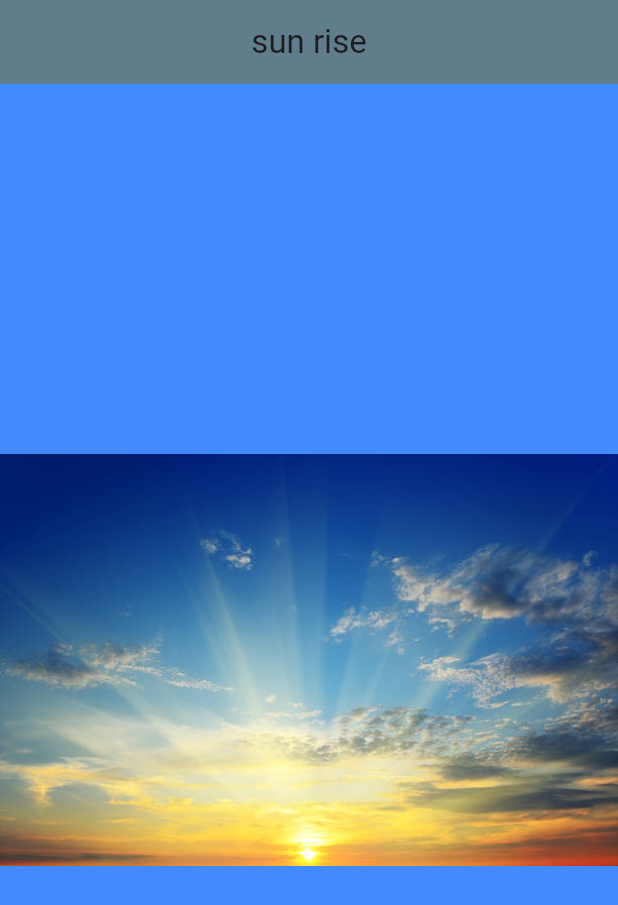
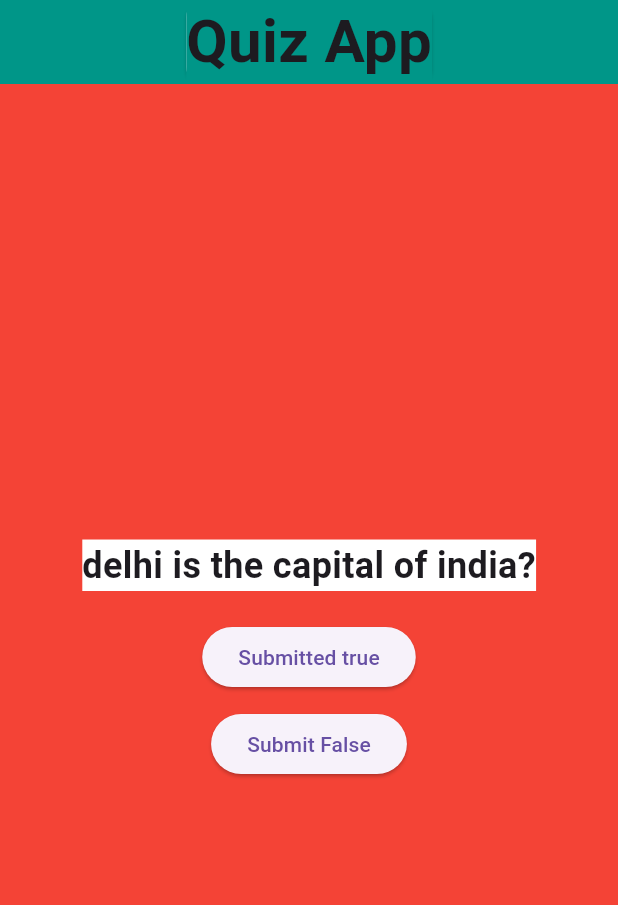
Before and after one commit to vishvas357/myprojects, a Flutter app: the screen it shows after launch, on a phone screen of 412 x 824 dp. Shown: the top 905 px of the screen. Run offline on Flutter 3.47's test engine with Material 3 defaults, Android fonts, the light colour scheme and no system bars.

Commit message:
quiz app (color and size)

```diff
--- a/lib/main.dart
+++ b/lib/main.dart
@@ -3,21 +3,71 @@ import 'dart:ui';
 import 'package:flutter/material.dart';
 
 void main() {
-  runApp(
-    MaterialApp(
+  runApp(VSJApp());
+}
+
+class VSJApp extends StatelessWidget {
+  @override
+  Widget build(BuildContext context) {
+    // TODO: implement build
+    return MaterialApp(
         home: Scaffold(
-        backgroundColor: Colors.blueAccent,
       appBar: AppBar(
+        backgroundColor: Colors.teal,
+        title: Card(
+            child: Text(
+          "Quiz App",
+          style: TextStyle(
+              fontSize: 40,
+              fontWeight: FontWeight.bold,
+              backgroundColor: Colors.teal),
+        )),
         centerTitle: true,
-          title: Text("sun rise"),
-          backgroundColor: Colors.blueGrey,
       ),
-        body: const Center(
-          child: Image(
-            image: AssetImage("images/l.jpg"),
+      backgroundColor: Colors.red,
+      body: Container(
+        child: Column(
+          crossAxisAlignment: CrossAxisAlignment.stretch,
+          mainAxisAlignment: MainAxisAlignment.center,
+          children: [
+            Center(
+              child: Expanded(
+
+                child: Text(
+                 "delhi is the capital of india?",
+                  style: TextStyle(
+                      fontSize: 24,
+                      fontWeight: FontWeight.bold,
+                      backgroundColor: Colors.white),
                 ),
               ),
             ),
+
+            SizedBox(height:20),
+            Center(
+              child: Expanded(
+                child: ElevatedButton(
+                  child: Text("Submitted true"),
+                  onPressed: () {
+                    print("Submit True");
+                  },
                 ),
-  );
+              ),
+            ),
+            SizedBox(height:10),
+            Center(
+              child: Expanded(
+                child: ElevatedButton(
+                  child: Text("Submit False"),
+                  onPressed: () {
+                    print("Submitted False");
+                  },
+                ),
+              ),
+            )
+          ],
+        ),
+      ),
+    ));
   }
+}
```
Lines whose indentation alone changed are shown as unchanged.
